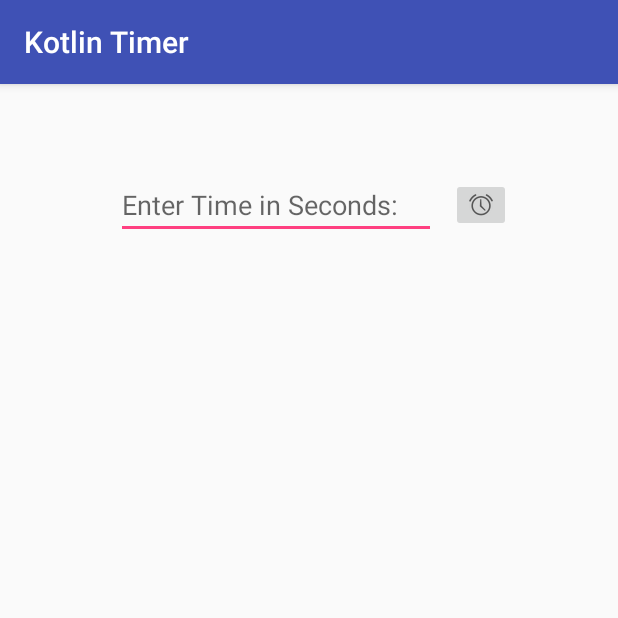
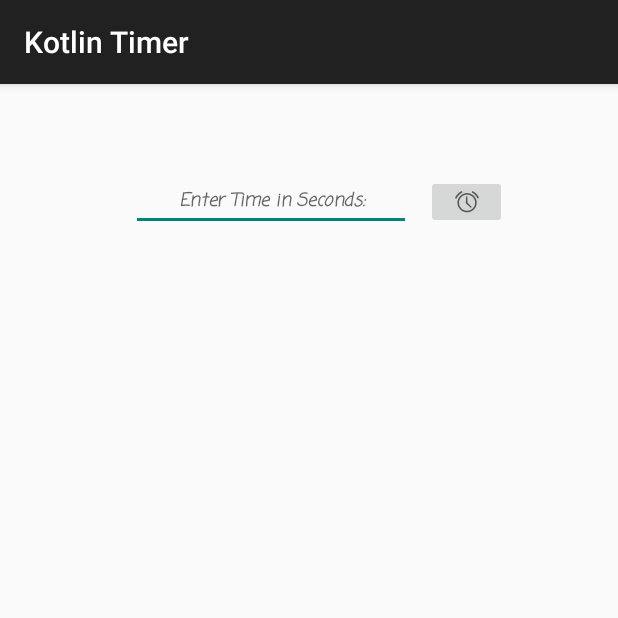
Before and after one commit to triggermike/WhateverYouWant, an Android app: the screen it shows after launch (MainActivity), on a phone screen of 412 x 824 dp, the top half of it. Run offline under Robolectric (Android 15) with nearby library versions, the phone set to English and light mode, and no system bars.

```diff
--- a/app/src/main/AndroidManifest.xml
+++ b/app/src/main/AndroidManifest.xml
@@ -10,7 +10,7 @@
         android:label="@string/app_name"
         android:roundIcon="@mipmap/ic_launcher_round"
         android:supportsRtl="true"
-        android:theme="@style/AppTheme">
+        android:theme="@style/Theme.AppCompat.DayNight.DarkActionBar">
         <activity android:name=".MainActivity">
             <intent-filter>
                 <action android:name="android.intent.action.MAIN" />
--- a/app/src/main/res/layout/activity_main.xml
+++ b/app/src/main/res/layout/activity_main.xml
@@ -43,8 +43,13 @@
         android:layout_marginStart="8dp"
         android:layout_marginTop="8dp"
         android:ems="10"
+        android:fontFamily="casual"
         android:hint="@string/user_input_hint"
         android:inputType="number"
+        android:singleLine="false"
+        android:textAlignment="center"
+        android:textSize="12sp"
+        android:textStyle="bold|italic"
         app:layout_constraintBottom_toBottomOf="parent"
         app:layout_constraintEnd_toEndOf="parent"
         app:layout_constraintHorizontal_bias="0.38"
@@ -54,7 +59,7 @@
 
     <ImageButton
         android:id="@+id/btnMainUserInput"
-        android:layout_width="wrap_content"
+        android:layout_width="54dp"
         android:layout_height="wrap_content"
         android:layout_marginBottom="8dp"
         android:layout_marginEnd="8dp"
--- a/app/src/main/res/values/strings.xml
+++ b/app/src/main/res/values/strings.xml
@@ -2,5 +2,5 @@
     <string name="app_name">Kotlin Timer</string>
     <string name="user_input_hint">Enter Time in Seconds:</string>
     <string name="button_cd">Press button to start timer</string>
-    <string name="done">Done!!!!</string>
+    <string name="done">Zero!! That airhorn scared the chips out of me…</string>
 </resources>
```
